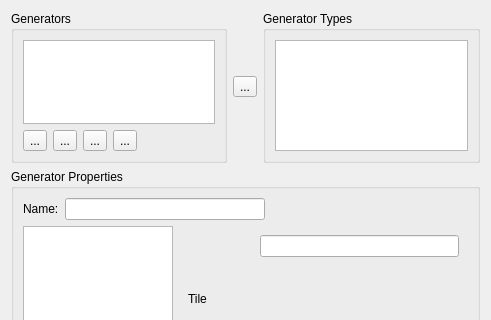
This is src/tiled/pathgeneratorsdialog.ui in timbaker/tiled as Qt 5 draws it before an edit; both pictures show x 0 to 491 and y 0 to 320 of the 491 by 477 pixel window. The edited form follows.
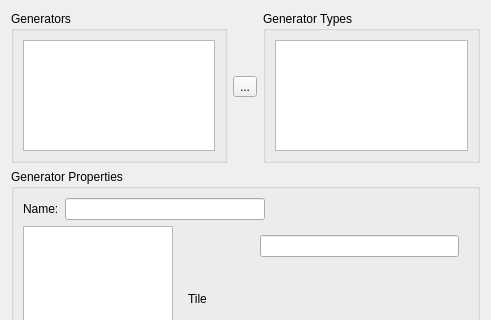
This is the edited form. Icons and pictures are not drawn.

Commit message: Use QToolBar instead of QToolButton in various Path dialogs.

Diff of the .ui file:
```diff
--- a/src/tiled/pathgeneratorsdialog.ui
+++ b/src/tiled/pathgeneratorsdialog.ui
@@ -26,65 +26,7 @@
          <widget class="QListWidget" name="generatorsList"/>
         </item>
         <item>
-         <layout class="QHBoxLayout" name="horizontalLayout">
-          <item>
-           <widget class="QToolButton" name="duplicate">
-            <property name="text">
-             <string>...</string>
-            </property>
-            <property name="icon">
-             <iconset resource="tiled.qrc">
-              <normaloff>:/images/16x16/stock-duplicate-16.png</normaloff>:/images/16x16/stock-duplicate-16.png</iconset>
-            </property>
-           </widget>
-          </item>
-          <item>
-           <widget class="QToolButton" name="moveUp">
-            <property name="text">
-             <string>...</string>
-            </property>
-            <property name="icon">
-             <iconset resource="tiled.qrc">
-              <normaloff>:/images/16x16/go-up.png</normaloff>:/images/16x16/go-up.png</iconset>
-            </property>
-           </widget>
-          </item>
-          <item>
-           <widget class="QToolButton" name="moveDown">
-            <property name="text">
-             <string>...</string>
-            </property>
-            <property name="icon">
-             <iconset resource="tiled.qrc">
-              <normaloff>:/images/16x16/go-down.png</normaloff>:/images/16x16/go-down.png</iconset>
-            </property>
-           </widget>
-          </item>
-          <item>
-           <widget class="QToolButton" name="removeGenerator">
-            <property name="text">
-             <string>...</string>
-            </property>
-            <property name="icon">
-             <iconset resource="tiled.qrc">
-              <normaloff>:/images/16x16/edit-delete.png</normaloff>:/images/16x16/edit-delete.png</iconset>
-            </property>
-           </widget>
-          </item>
-          <item>
-           <spacer name="horizontalSpacer_2">
-            <property name="orientation">
-             <enum>Qt::Horizontal</enum>
-            </property>
-            <property name="sizeHint" stdset="0">
-             <size>
-              <width>40</width>
-              <height>20</height>
-             </size>
-            </property>
-           </spacer>
-          </item>
-         </layout>
+         <layout class="QHBoxLayout" name="toolBarLayout"/>
         </item>
        </layout>
       </widget>
```
Left out of the diff: 48 changed lines with no effect on the pictures. The commit also changes 3 other files.
